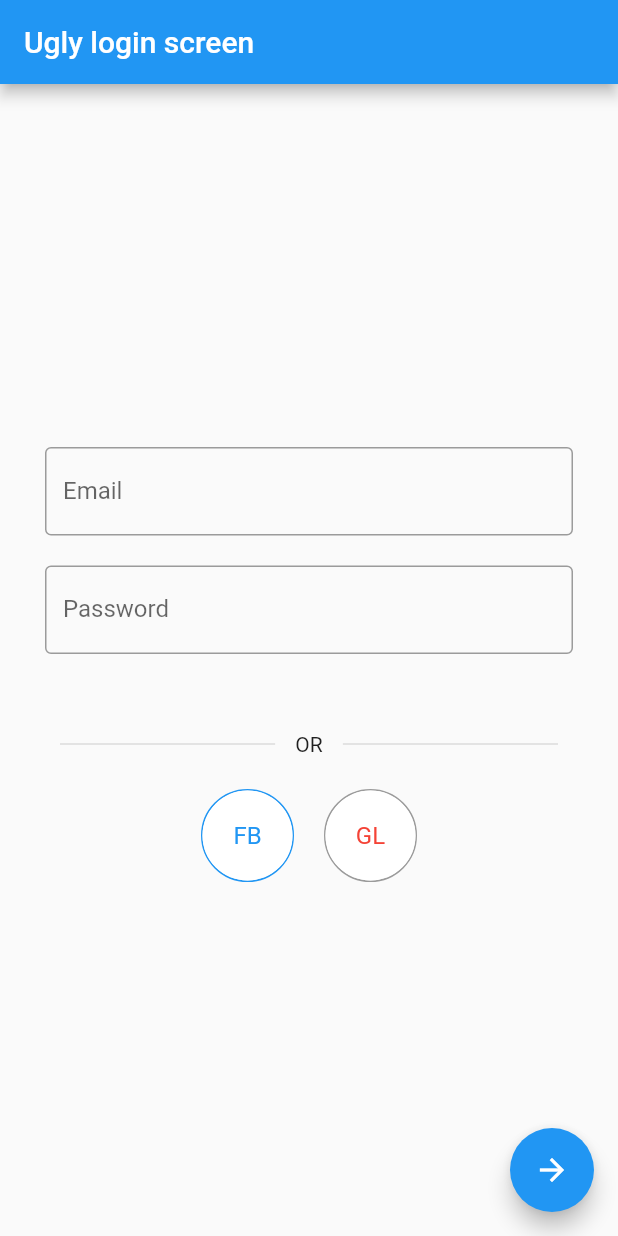
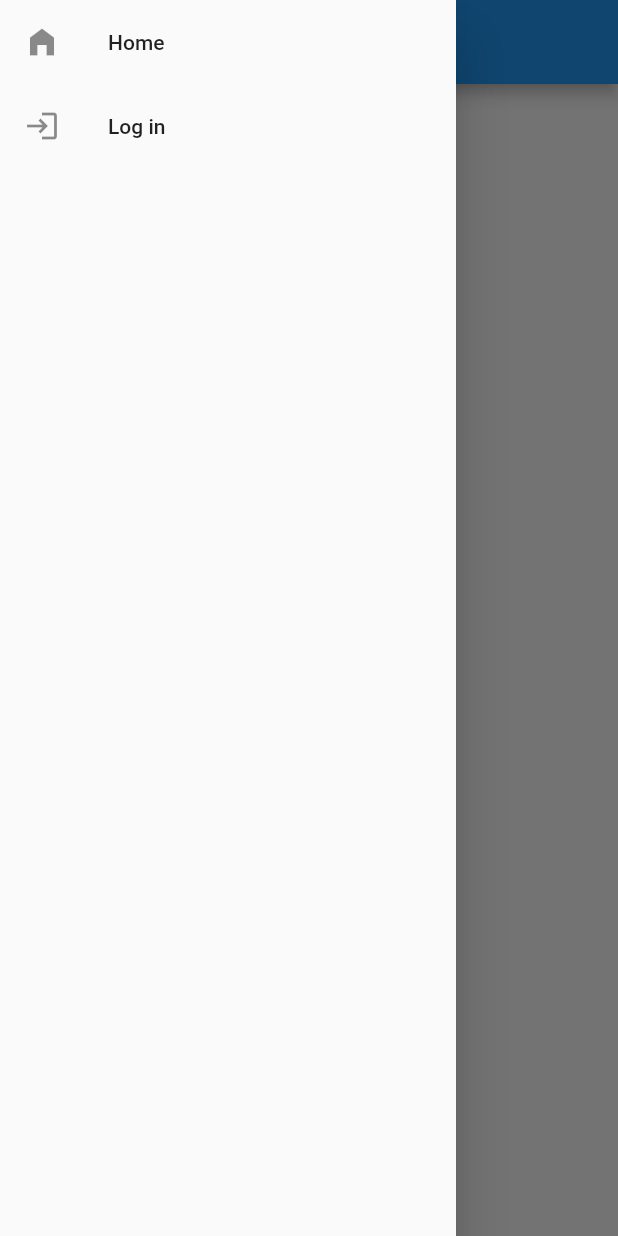
Before and after one commit to hernancardoso/flutter_basics, a Flutter app: the screen it shows after launch, with the side drawer open (before the commit the screen has no drawer), on a phone screen of 412 x 824 dp. Run offline on Flutter 3.47's test engine with Material 2 defaults, Android fonts, the phone set to English and light mode, and no system bars.

Commit message:
Add drawer menu

```diff
--- /dev/null
+++ b/lib/navigation/navigation_drawer.dart
@@ -0,0 +1,31 @@
+import 'package:flutter/material.dart';
+import 'package:newapp/screens/hello.dart';
+import 'package:newapp/screens/login.dart';
+
+class NavigationDrawer extends StatelessWidget {
+  const NavigationDrawer({Key? key}) : super(key: key);
+
+  @override
+  Widget build(BuildContext context) {
+    return Drawer(
+      child: ListView(
+        children: <Widget>[
+          ListTile(
+            leading: Icon(Icons.home_filled),
+            title: Text('Home'),
+            onTap: () {
+              Navigator.of(context).pushNamed('/hello');
+            },
+          ),
+          ListTile(
+            title: Text('Log in'),
+            leading: Icon(Icons.login_outlined),
+            onTap: () {
+              Navigator.of(context).pushNamed('/login');
+            },
+          ),
+        ],
+      ),
+    );
+  }
+}
--- /dev/null
+++ b/lib/screens/hello.dart
@@ -0,0 +1,18 @@
+import 'package:flutter/material.dart';
+import 'package:newapp/navigation/navigation_drawer.dart';
+
+class Hello extends StatelessWidget {
+  const Hello({Key? key}) : super(key: key);
+
+  @override
+  Widget build(BuildContext context) {
+    return Container(
+      child: Scaffold(
+        appBar: AppBar(
+          title: Text("Hello"),
+        ),
+        drawer: NavigationDrawer(),
+      ),
+    );
+  }
+}
--- a/lib/screens/login_page.dart
+++ b/lib/screens/login.dart
@@ -1,12 +1,23 @@
 import 'package:flutter/material.dart';
+import 'package:newapp/navigation/navigation_drawer.dart';
 
-class LoginPage extends StatelessWidget {
-  const LoginPage({Key? key}) : super(key: key);
+import 'hello.dart';
+
+class Login extends StatelessWidget {
+  const Login({Key? key}) : super(key: key);
 
   @override
   Widget build(BuildContext context) {
     return Container(
-      child: _createBody(context),
+      child: Scaffold(
+        appBar: AppBar(
+          title: Text("Ugly login screen"),
+        ),
+        drawer: NavigationDrawer(),
+        floatingActionButton: FloatingActionButton(
+            onPressed: () {}, child: Icon(Icons.arrow_forward)),
+        body: _createBody(context),
+      ),
     );
   }
 
--- /dev/null
+++ b/lib/utils/utils.dart
@@ -0,0 +1,6 @@
+import 'package:flutter/material.dart';
+
+class Utils {
+  static GlobalKey<NavigatorState> bottomNav = GlobalKey();
+  static GlobalKey<NavigatorState> hamburguerNav = GlobalKey();
+}
```
Also changed, not shown: lib/main.dart (+50 -10 lines), lib/data/categories.dart (added).
